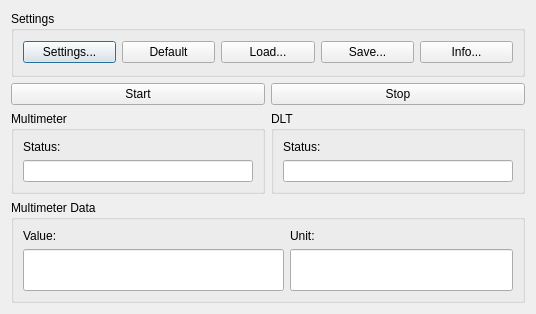
This is dialog.ui in alexmucde/DLTMultimeter as Qt 5 draws it before an edit. The edited form follows.
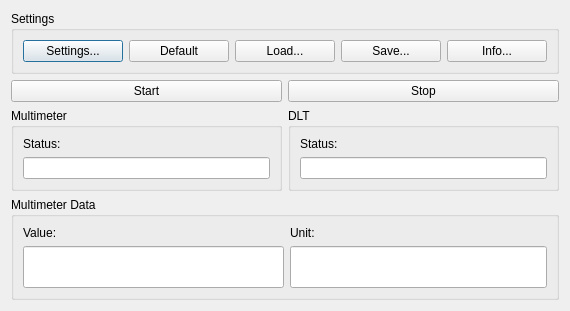
This is the edited form.

```diff
--- a/dialog.ui
+++ b/dialog.ui
@@ -6,8 +6,8 @@
    <rect>
     <x>0</x>
     <y>0</y>
-    <width>536</width>
-    <height>314</height>
+    <width>570</width>
+    <height>307</height>
    </rect>
   </property>
   <property name="sizePolicy">
@@ -16,6 +16,11 @@
     <verstretch>0</verstretch>
    </sizepolicy>
   </property>
+  <property name="font">
+   <font>
+    <family>Arial</family>
+   </font>
+  </property>
   <property name="windowTitle">
    <string>Dialog</string>
   </property>
@@ -87,6 +92,7 @@
        <widget class="QLineEdit" name="lineEditValue">
         <property name="font">
          <font>
+          <family>Arial</family>
           <pointsize>22</pointsize>
          </font>
         </property>
@@ -96,6 +102,7 @@
        <widget class="QLineEdit" name="lineEditUnit">
         <property name="font">
          <font>
+          <family>Arial</family>
           <pointsize>22</pointsize>
          </font>
         </property>
```
